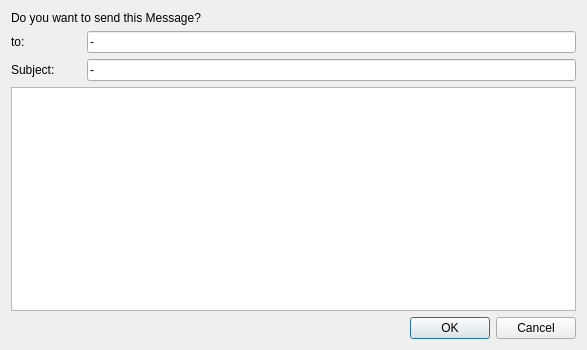
wangrui927/Qinvoice, file mailcontent.ui: the form before one commit.
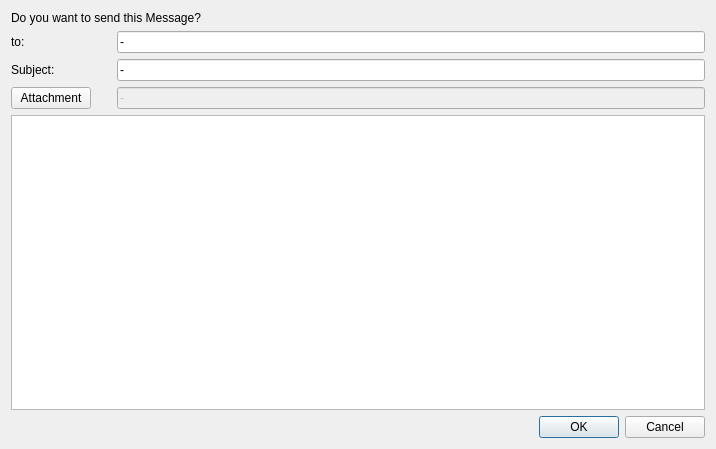
The form after the commit.

Commit message: Mail Gui erweitert

```diff
--- a/mailcontent.ui
+++ b/mailcontent.ui
@@ -6,8 +6,8 @@
    <rect>
     <x>0</x>
     <y>0</y>
-    <width>587</width>
-    <height>350</height>
+    <width>716</width>
+    <height>449</height>
    </rect>
   </property>
   <property name="minimumSize">
@@ -19,7 +19,7 @@
   <property name="windowTitle">
    <string>Mail</string>
   </property>
-  <layout class="QHBoxLayout" name="horizontalLayout_3">
+  <layout class="QVBoxLayout" name="verticalLayout_2">
    <item>
     <layout class="QVBoxLayout" name="verticalLayout">
      <item>
@@ -35,13 +35,13 @@
         <widget class="QLabel" name="label">
          <property name="minimumSize">
           <size>
-           <width>50</width>
+           <width>80</width>
            <height>0</height>
           </size>
          </property>
          <property name="maximumSize">
           <size>
-           <width>50</width>
+           <width>80</width>
            <height>16777215</height>
           </size>
          </property>
@@ -90,13 +90,13 @@
          </property>
          <property name="minimumSize">
           <size>
-           <width>50</width>
+           <width>80</width>
            <height>0</height>
           </size>
          </property>
          <property name="maximumSize">
           <size>
-           <width>50</width>
+           <width>80</width>
            <height>16777215</height>
           </size>
          </property>
@@ -130,6 +130,43 @@
        </item>
       </layout>
      </item>
+     <item>
+      <layout class="QHBoxLayout" name="horizontalLayout_3">
+       <item>
+        <widget class="QPushButton" name="OpenAttachment">
+         <property name="text">
+          <string>Attachment</string>
+         </property>
+        </widget>
+       </item>
+       <item>
+        <spacer name="horizontalSpacer_3">
+         <property name="orientation">
+          <enum>Qt::Horizontal</enum>
+         </property>
+         <property name="sizeType">
+          <enum>QSizePolicy::Fixed</enum>
+         </property>
+         <property name="sizeHint" stdset="0">
+          <size>
+           <width>20</width>
+           <height>20</height>
+          </size>
+         </property>
+        </spacer>
+       </item>
+       <item>
+        <widget class="QLineEdit" name="AttachmentPathEdit">
+         <property name="enabled">
+          <bool>false</bool>
+         </property>
+         <property name="text">
+          <string>-</string>
+         </property>
+        </widget>
+       </item>
+      </layout>
+     </item>
      <item>
       <widget class="QPlainTextEdit" name="mailTextEdit"/>
      </item>
```
The commit also changes 4 other files.
